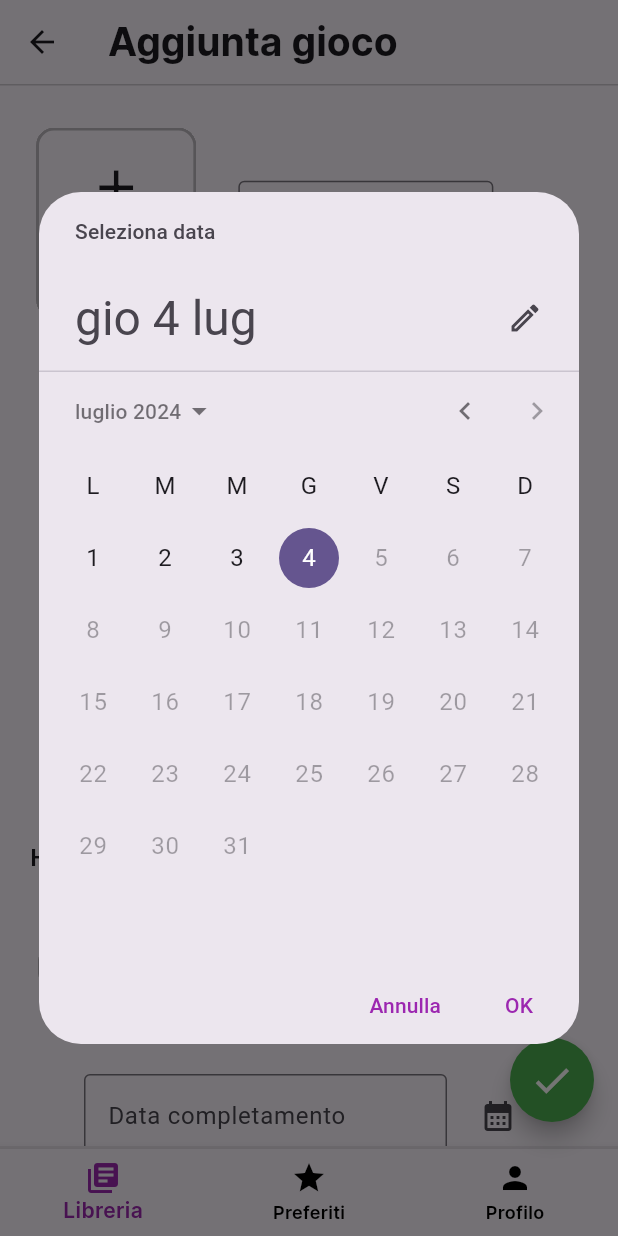
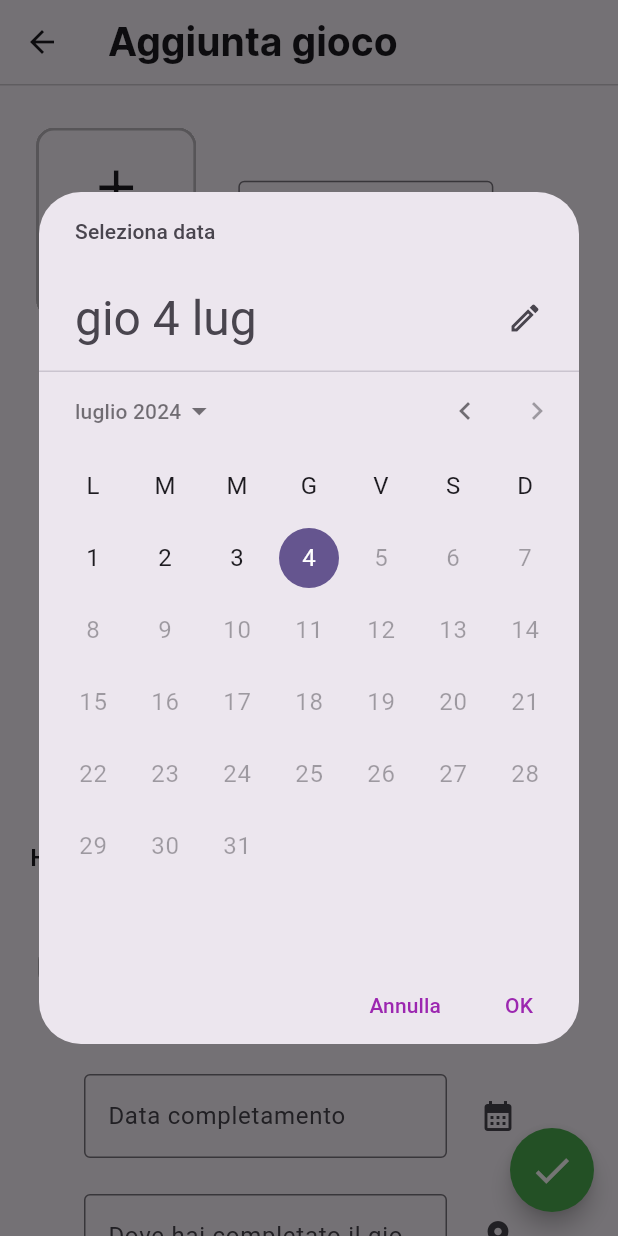
Before and after one commit to ShyVortex/game-tracker, a Flutter app: the AddGamePage screen opened directly, after a tap on the "calendar month" icon, on a phone screen of 412 x 824 dp. Run offline on Flutter 3.47's test engine with Material 3 defaults, Android fonts, the phone set to English and light mode, and no system bars; our stand-ins replace flutter_map, flutter_riverpod, latlong2; missing offline and left inert: bcrypt.

```diff
--- a/lib/pages/library/add_game_page.dart
+++ b/lib/pages/library/add_game_page.dart
@@ -11,19 +11,12 @@ class AddGamePage extends StatefulWidget {
 }
 
 class AddGamePageState extends State<AddGamePage> {
-  int navigationIndex = 0;
   ThemeData themeData = AppTheme.buildThemeData();
   static const List<String> list = <String>[
     '0/10', '1/10', '2/10', '3/10', '4/10', '5/10', '6/10', '7/10', '8/10',
     '9/10', '10/10'
   ];
   String dropdownValue = "";
-
-  void onItemTapped(int index) {
-    setState(() {
-      navigationIndex = index;
-    });
-  }
 
   void navigateBack() {
     Navigator.pop(context);
@@ -257,42 +250,6 @@ class AddGamePageState extends State<AddGamePage> {
           onPressed: onConfirmPress,
           child: const Icon(Icons.check, color: Colors.white, size: 30),
         ),
-        bottomNavigationBar: Container(
-            decoration: BoxDecoration(
-              border: Border(
-                top: BorderSide(
-                  color: themeData.dividerColor.withOpacity(0.12),
-                  width: 2.0,
-                ),
-              ),
-            ),
-            child: BottomNavigationBar(
-              items: const <BottomNavigationBarItem>[
-                BottomNavigationBarItem(
-                    icon: Icon(Icons.library_books),
-                    label: 'Libreria'
-                ),
-                BottomNavigationBarItem(
-                  icon: Icon(Icons.star),
-                  label: 'Preferiti',
-                ),
-                BottomNavigationBarItem(
-                  icon: Icon(Icons.person),
-                  label: 'Profilo',
-                ),
-              ],
-              currentIndex: navigationIndex,
-              unselectedItemColor: Colors.black,
-              unselectedLabelStyle: const TextStyle(
-                  fontWeight: FontWeight.w600, fontFamily: 'Inter'
-              ),
-              selectedItemColor: Colors.purple,
-              selectedLabelStyle: const TextStyle(
-                  fontWeight: FontWeight.w600, fontFamily: 'Inter'
-              ),
-              onTap: onItemTapped,
-            )
-        )
     );
   }
 }
--- a/pubspec.yaml
+++ b/pubspec.yaml
@@ -11,15 +11,13 @@ dependencies:
     sdk: flutter
   crypto: ^3.0.3
   pointycastle: ^3.9.1
-  crypto: ^3.0.1
-  pointycastle: ^3.4.0
-  flutter_riverpod: ^2.0.0
+  flutter_riverpod: ^2.5.1
 
   google_fonts: ^6.2.1
   http: ^1.2.1
   bcrypt: ^1.1.3
   dotted_border: ^2.1.0
-  geolocator: ^10.1.0
+  geolocator: ^12.0.0
   flutter_map: ^7.0.2
   latlong2: ^0.9.1
   osm_nominatim: ^3.0.0
```
Also changed, not shown: lib/pages/favorite/favorite_page.dart (+1 -9 lines), lib/pages/library/library_page.dart (+1 -40 lines), lib/pages/navigationBar/navigation_page.dart (+28 -19 lines), pubspec.lock.
